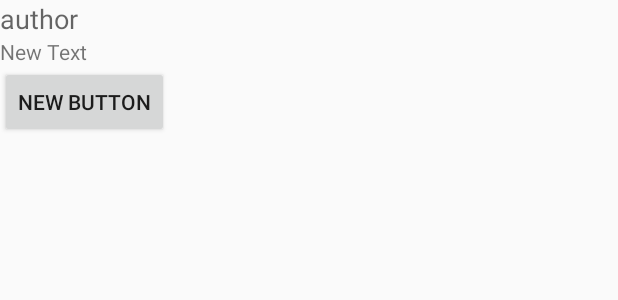
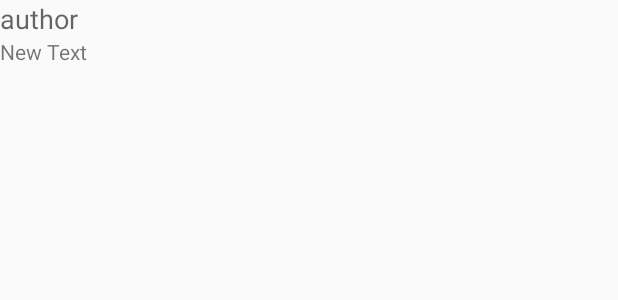
Before and after one commit to cloosli/udacity-popular-movies, an Android app: the layout detail_movie_review.xml on its own in the app's theme, with its tools: preview values and no code run, on a phone screen of 412 x 824 dp. Shown: the top 300 px of the screen. Run offline under Robolectric (Android 15) with nearby library versions, the phone set to English and light mode, and no system bars.

Commit message:
hide review link button

```diff
--- a/app/src/main/res/layout/detail_movie_review.xml
+++ b/app/src/main/res/layout/detail_movie_review.xml
@@ -22,6 +22,7 @@
         style="?android:attr/buttonStyleSmall"
         android:layout_width="wrap_content"
         android:layout_height="wrap_content"
-        android:text="New Button" />
+        android:text="New Button"
+        android:visibility="gone" />
 
 </LinearLayout>
```
